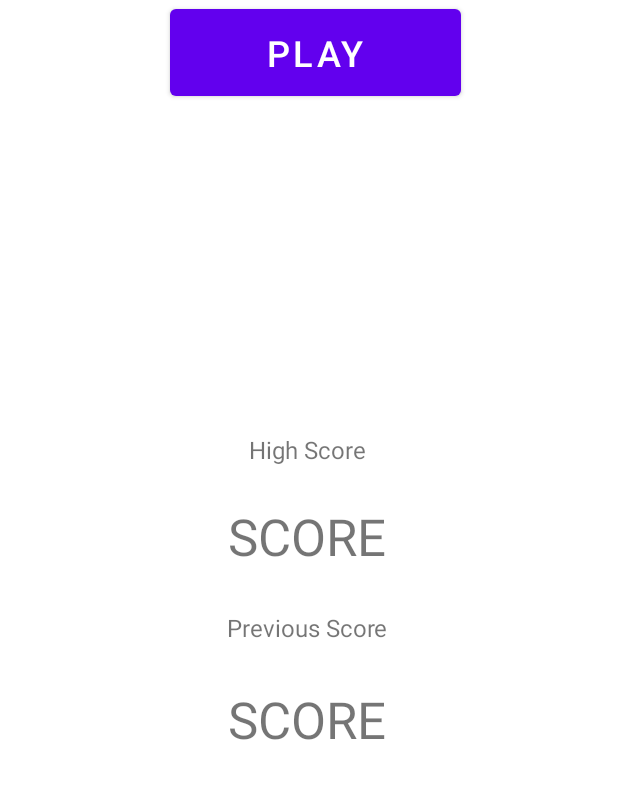
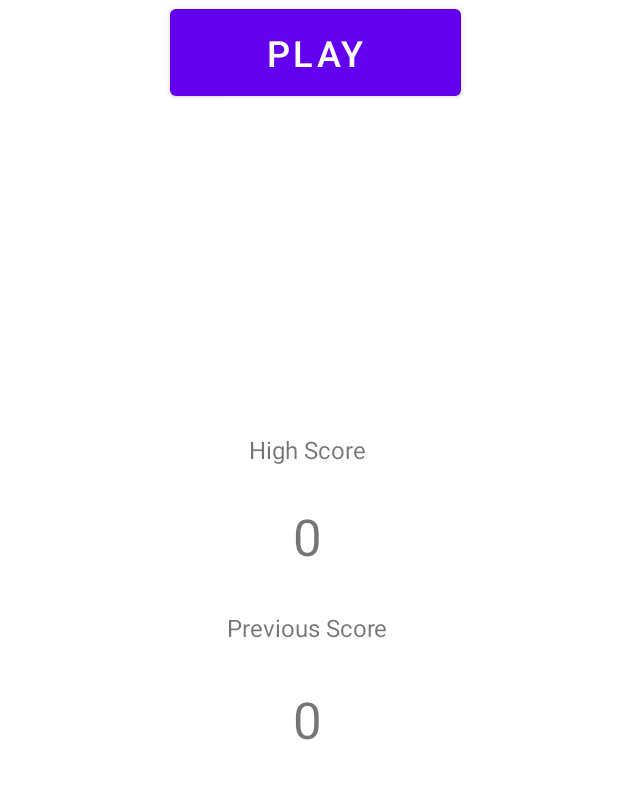
Before and after one commit to jvandrie13/388, an Android app: the screen it shows after launch (MainActivity), on a phone screen of 412 x 824 dp, the part 125-924 px from its top. Run offline under Robolectric (Android 15) with nearby library versions, the phone set to English and light mode, and no system bars.

```diff
--- a/WackAMole/app/src/main/java/com/example/wackamole/MainActivity.java
+++ b/WackAMole/app/src/main/java/com/example/wackamole/MainActivity.java
@@ -1,14 +1,45 @@
 package com.example.wackamole;
 
+import androidx.annotation.Nullable;
 import androidx.appcompat.app.AppCompatActivity;
+import androidx.lifecycle.Observer;
+import androidx.lifecycle.ViewModelProvider;
 
 import android.os.Bundle;
+import android.view.View;
+import android.widget.TextView;
+
+import java.util.Locale;
 
 public class MainActivity extends AppCompatActivity {
+    private TextView highScore;
+    private TextView prevScore;
+    private MainActivityViewModel model;
 
     @Override
     protected void onCreate(Bundle savedInstanceState) {
         super.onCreate(savedInstanceState);
         setContentView(R.layout.activity_main);
+
+        highScore = findViewById(R.id.high_score);
+        prevScore = findViewById(R.id.prev_score);
+        model = new ViewModelProvider(this).get(MainActivityViewModel.class);
+
+        final Observer<Integer> scoreObserver = new Observer<Integer>() {
+            @Override
+            public void onChanged(@Nullable final Integer newScore) {
+                highScore.setText(model.getHighScore().getValue().toString());
+                prevScore.setText(model.getPrevScore().getValue().toString());
+            }
+        };
+
+        model.getHighScore().observe(this, scoreObserver);
+        model.getPrevScore().observe(this, scoreObserver);
+
+    }
+
+    public void onClickPlay(View view)
+    {
+
     }
 }
--- /dev/null
+++ b/WackAMole/app/src/main/java/com/example/wackamole/MainActivityViewModel.java
@@ -0,0 +1,25 @@
+package com.example.wackamole;
+
+import androidx.lifecycle.MutableLiveData;
+import androidx.lifecycle.ViewModel;
+
+public class MainActivityViewModel extends ViewModel {
+    public MutableLiveData<Integer> highScore;
+    public MutableLiveData<Integer> prevScore;
+
+    public MutableLiveData<Integer> getHighScore() {
+        if (highScore == null) {
+            highScore = new MutableLiveData<Integer>(0);
+            highScore.setValue(0);
+        }
+        return highScore;
+    }
+
+    public MutableLiveData<Integer> getPrevScore() {
+        if (prevScore == null) {
+            prevScore = new MutableLiveData<Integer>(0);
+            prevScore.setValue(0);
+        }
+        return prevScore;
+    }
+}
--- a/WackAMole/app/src/main/res/layout/activity_main.xml
+++ b/WackAMole/app/src/main/res/layout/activity_main.xml
@@ -36,7 +36,7 @@
                 android:layout_height="65dp" />
 
             <Button
-                android:id="@+id/button"
+                android:id="@+id/button_play"
                 android:layout_width="194dp"
                 android:layout_height="70dp"
                 android:text="PLAY"
@@ -79,7 +79,7 @@
                 android:layout_height="24dp" />
 
             <TextView
-                android:id="@+id/textView6"
+                android:id="@+id/high_score"
                 android:layout_width="match_parent"
                 android:layout_height="wrap_content"
                 android:text="SCORE"
@@ -103,7 +103,7 @@
                 android:layout_height="27dp" />
 
             <TextView
-                android:id="@+id/textView8"
+                android:id="@+id/prev_score"
                 android:layout_width="match_parent"
                 android:layout_height="wrap_content"
                 android:text="SCORE"
```
